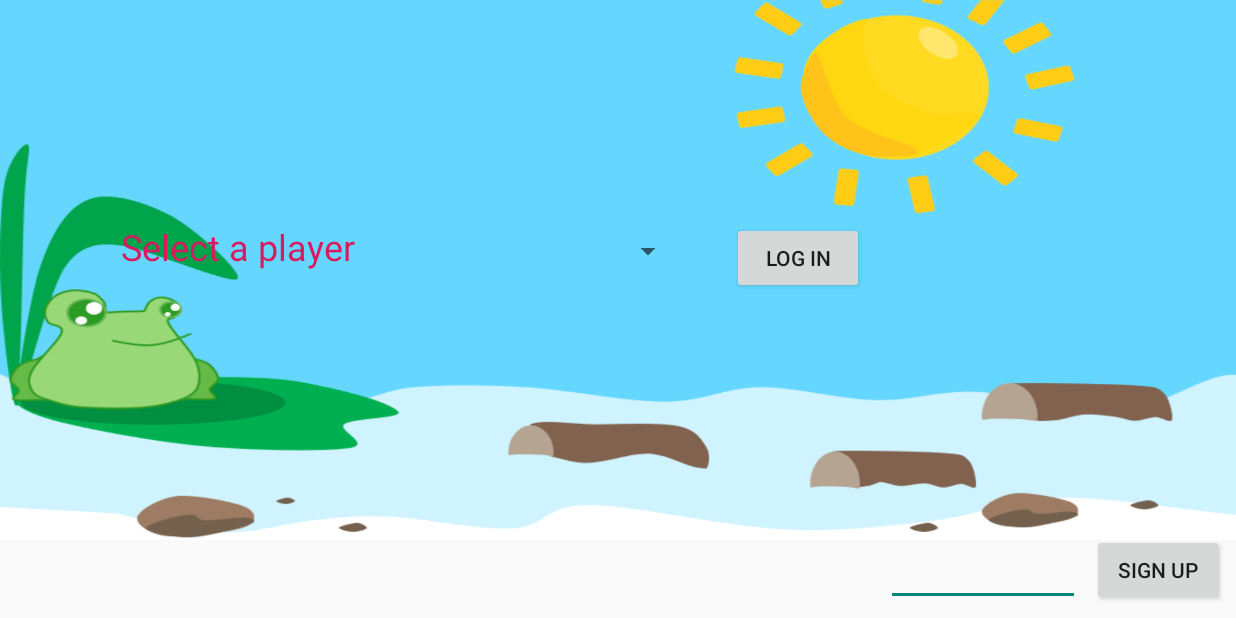
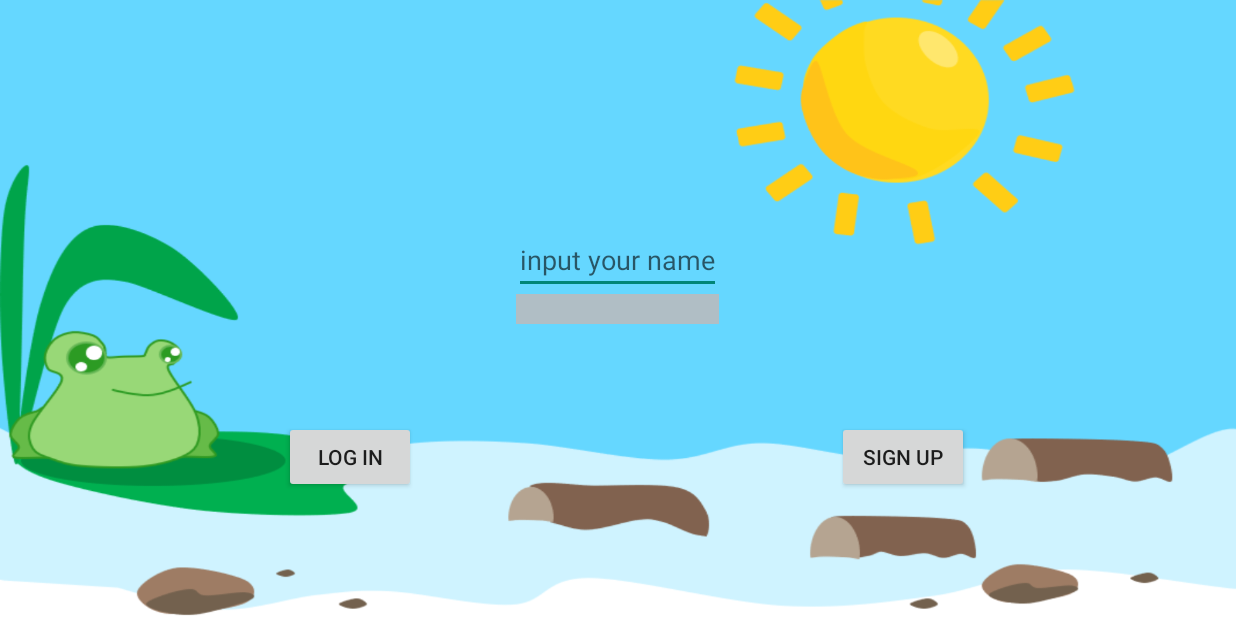
Before and after one commit to HarveyHepburn/FroggerGame, an Android app: the screen it shows after launch (WelcomeActivity), on a phone screen of 824 x 412 dp (held sideways). Run offline under Robolectric (Android 15) with nearby library versions, the light colour scheme and no system bars.

Commit message:
change sign up

```diff
--- a/app/src/main/res/layout/activity_welcome.xml
+++ b/app/src/main/res/layout/activity_welcome.xml
@@ -1,5 +1,5 @@
 <?xml version="1.0" encoding="utf-8"?>
-<android.support.constraint.ConstraintLayout xmlns:android="http://schemas.android.com/apk/res/android"
+<RelativeLayout xmlns:android="http://schemas.android.com/apk/res/android"
     xmlns:app="http://schemas.android.com/apk/res-auto"
     xmlns:tools="http://schemas.android.com/tools"
     android:layout_width="match_parent"
@@ -9,12 +9,12 @@
     <ImageView
         android:id="@+id/im1"
         android:layout_width="match_parent"
-        android:layout_height="360dp"
+        android:layout_height="match_parent"
         android:layout_alignParentStart="true"
         android:layout_alignParentTop="true"
-
         android:scaleType="fitXY"
         android:src="@drawable/levelchoose_background"
+
         tools:layout_editor_absoluteX="0dp"
         tools:layout_editor_absoluteY="0dp" />
 
@@ -23,74 +23,53 @@
         android:id="@+id/login"
         android:layout_width="wrap_content"
         android:layout_height="wrap_content"
-        android:layout_marginStart="32dp"
-        android:layout_marginTop="148dp"
+        android:layout_alignParentBottom="true"
+        android:layout_alignParentStart="true"
+        android:layout_marginBottom="83dp"
+        android:layout_marginStart="189dp"
         android:onClick="login"
         android:text="Log in"
-        app:layout_constraintStart_toEndOf="@+id/spinner2"
-        app:layout_constraintTop_toTopOf="parent" />
-
-
-    <EditText
-        android:id="@+id/name"
-        android:layout_width="129dp"
-        android:layout_height="51dp"
-        android:layout_below="@+id/toast"
-        android:layout_alignParentEnd="true"
-        android:layout_marginEnd="8dp"
-        android:layout_marginBottom="8dp"
-        app:layout_constraintBottom_toBottomOf="parent"
-        app:layout_constraintEnd_toStartOf="@+id/btnSubmit" />
-
-
-    <TextView
-        android:id="@+id/toast"
-        android:layout_width="wrap_content"
-        android:layout_height="wrap_content"
-        android:layout_alignParentStart="true"
-        android:layout_alignParentTop="true"
-        android:layout_marginStart="287dp"
-        android:layout_marginTop="148dp" />
-
-    <Spinner
-        android:id="@+id/spinner2"
-        android:layout_width="164dp"
-        android:layout_height="47dp"
-        android:layout_alignParentStart="true"
-        android:layout_alignParentTop="true"
-        android:layout_marginStart="292dp"
-        android:layout_marginTop="144dp"
-        android:spinnerMode="dialog"
-        app:layout_constraintStart_toStartOf="parent"
-        app:layout_constraintTop_toTopOf="parent" />
+        tools:layout_editor_absoluteX="63dp"
+        tools:layout_editor_absoluteY="299dp" />
 
     <Button
         android:id="@+id/btnSubmit"
         android:layout_width="wrap_content"
         android:layout_height="wrap_content"
         android:layout_alignParentEnd="true"
-        android:layout_alignParentBottom="true"
-        android:layout_marginEnd="8dp"
-        android:layout_marginBottom="8dp"
+        android:layout_alignTop="@+id/login"
+        android:layout_marginEnd="178dp"
         android:onClick="submit"
-        android:text="Sign up"
-        app:layout_constraintBottom_toBottomOf="parent"
-        app:layout_constraintEnd_toEndOf="parent" />
+        android:text="sign up" />
 
-    <TextView
-        android:id="@+id/textView"
+
+    <EditText
+        android:id="@+id/name"
         android:layout_width="wrap_content"
         android:layout_height="wrap_content"
-        android:layout_marginStart="8dp"
-        android:layout_marginTop="148dp"
-        android:layout_marginEnd="52dp"
-        android:text="Select a player"
-        android:textColor="@color/colorAccent"
-        android:textSize="24sp"
-        app:layout_constraintEnd_toStartOf="@+id/spinner2"
-        app:layout_constraintHorizontal_bias="0.956"
-        app:layout_constraintStart_toStartOf="parent"
-        app:layout_constraintTop_toTopOf="parent" />
+        android:layout_above="@+id/spinner2"
+        android:layout_centerHorizontal="true"
+
+        android:layout_gravity="center_vertical|center_horizontal"
+        android:hint="input your name"
+        android:textColorHint="#99000000"
+        tools:layout_editor_absoluteX="108dp"
+        tools:layout_editor_absoluteY="115dp" />
 
 
-</android.support.constraint.ConstraintLayout>
+    <Spinner
+        android:id="@+id/spinner2"
+        android:layout_width="135dp"
+        android:layout_height="20dp"
+        android:layout_centerInParent="true"
+        android:background="#ff0000"
+        android:backgroundTint="@color/selector"
+
+        android:width="2dp"
+        android:color="@color/selector" />
+    />
+
+
+
+
+</RelativeLayout>
--- a/app/src/main/res/values/colors.xml
+++ b/app/src/main/res/values/colors.xml
@@ -2,5 +2,7 @@
 <resources>
     <color name="colorPrimary">#008577</color>
     <color name="colorPrimaryDark">#00574B</color>
-    <color name="colorAccent">#d81b60</color>
+    <color name="colorAccent">#D81B60</color>
+    <color name="selector">#b0bec5</color>
+
 </resources>
```
